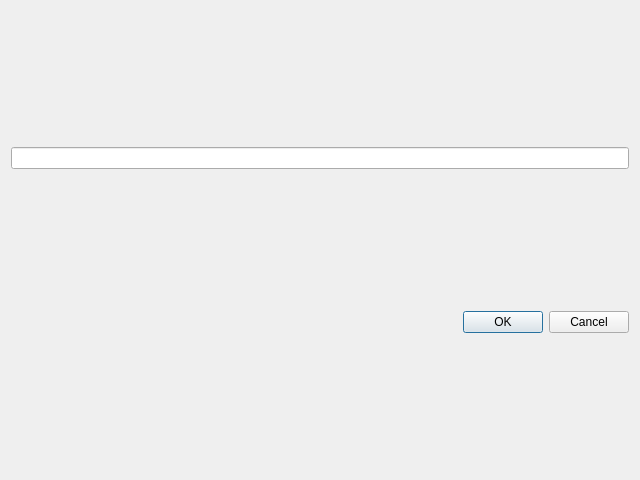
The window that dialog_newmail.ui (typp/bmail) describes before a commit, drawn with Qt 5.
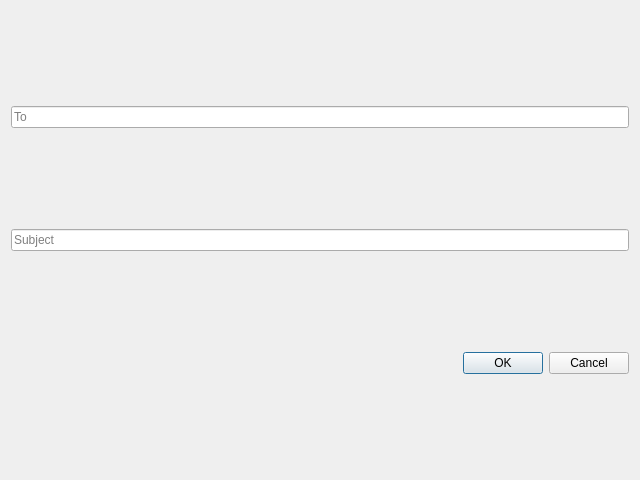
The same window after the commit.

Patch:
```diff
--- a/dialog_newmail.ui
+++ b/dialog_newmail.ui
@@ -20,7 +20,14 @@
       <string/>
      </property>
      <property name="placeholderText">
-      <string extracomment="Subject"/>
+      <string extracomment="Subject">To</string>
+     </property>
+    </widget>
+   </item>
+   <item>
+    <widget class="QLineEdit" name="input_Subject">
+     <property name="placeholderText">
+      <string>Subject</string>
      </property>
     </widget>
    </item>
```
Left out of the diff: 2 changed lines with no effect on the pictures.
